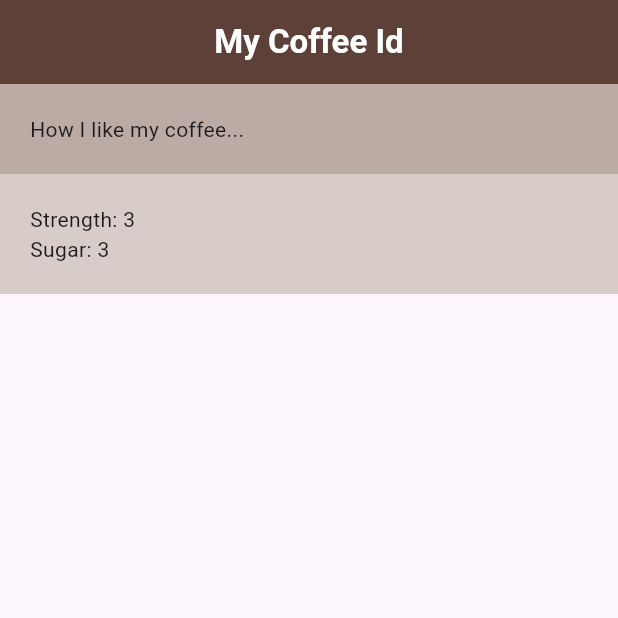
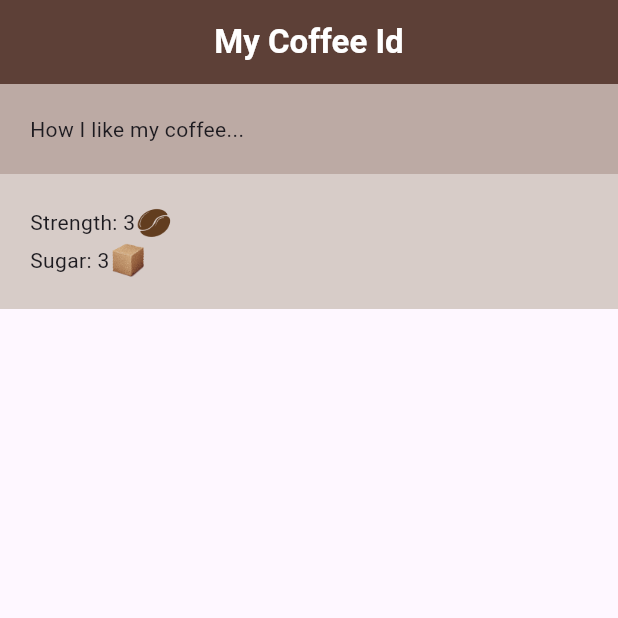
Before and after one commit to rosstungol/coffee_card, a Flutter app: the screen it shows after launch, on a phone screen of 412 x 824 dp, the top half of it. Run offline on Flutter 3.47's test engine with Material 3 defaults, Android fonts, the phone set to English and light mode, and no system bars.

Commit message:
Adds Image to CoffeePrefs widget

```diff
--- a/lib/coffee_prefs.dart
+++ b/lib/coffee_prefs.dart
@@ -5,20 +5,32 @@ class CoffeePrefs extends StatelessWidget {
 
   @override
   Widget build(BuildContext context) {
-    return const Column(
+    return Column(
       children: [
         Row(
           children: [
-            Text('Strength: '),
-            Text('3'),
-            SizedBox(width: 50),
+            const Text('Strength: '),
+            const Text('3'),
+            Image.asset(
+              'assets/img/coffee_bean.png',
+              width: 25,
+              color: Colors.brown[100],
+              colorBlendMode: BlendMode.multiply,
+            ),
+            const SizedBox(width: 50),
           ],
         ),
         Row(
           children: [
-            Text('Sugar: '),
-            Text('3'),
-            SizedBox(width: 50),
+            const Text('Sugar: '),
+            const Text('3'),
+            Image.asset(
+              'assets/img/sugar_cube.png',
+              width: 25,
+              color: Colors.brown[100],
+              colorBlendMode: BlendMode.multiply,
+            ),
+            const SizedBox(width: 50),
           ],
         ),
       ],
```
Also changed, not shown: pubspec.yaml (+5 -6 lines), assets/img/coffee_bean.png (added), assets/img/sugar_cube.png (added), 1 other file.
